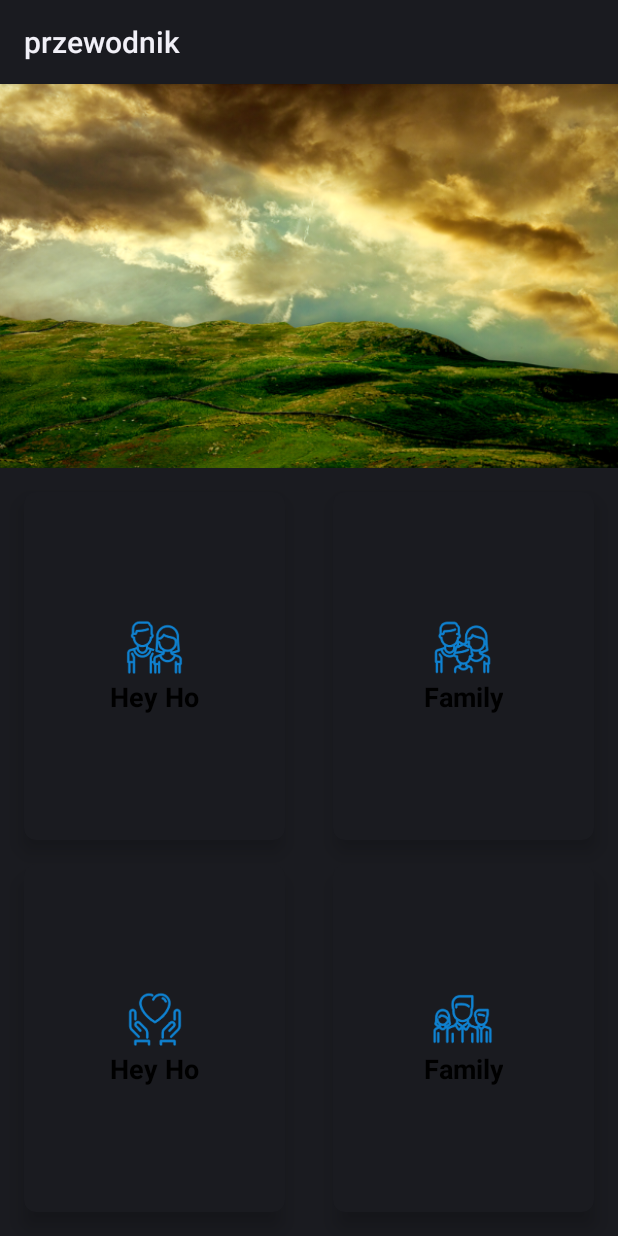
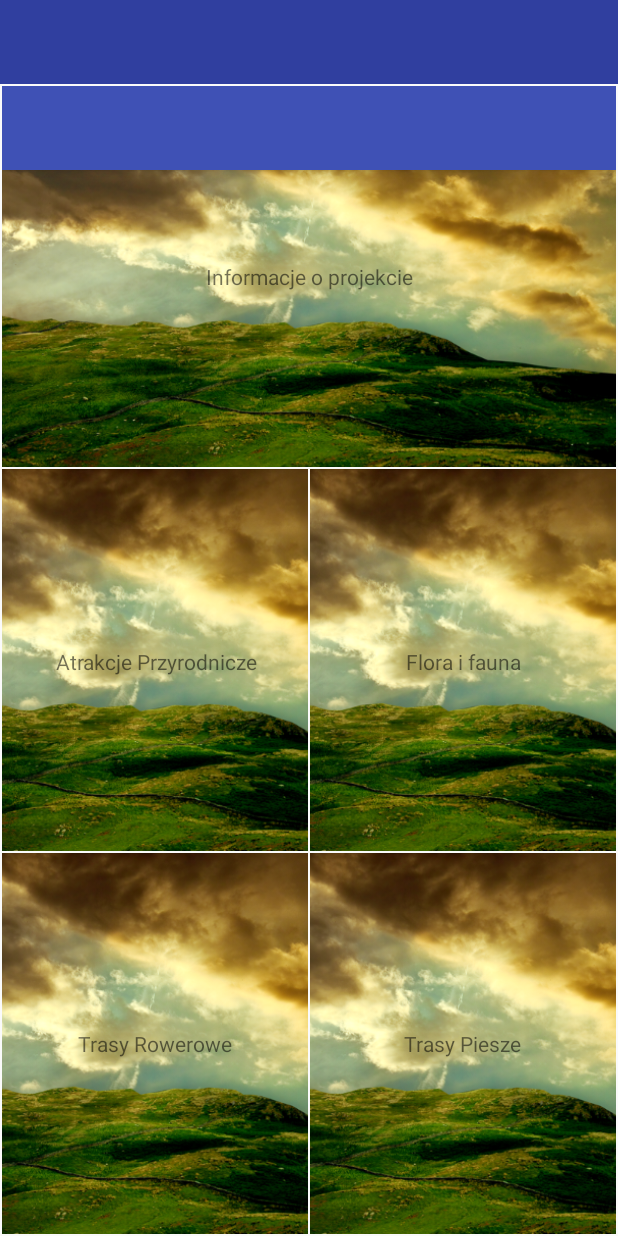
Before and after one commit to tr0lczyk/przewodnik, an Android app: the layout activity_main.xml on its own in the app's theme, with its tools: preview values and no code run, on a phone screen of 412 x 824 dp. Run offline under Robolectric (Android 15) with nearby library versions, the phone set to English and light mode, and no system bars.

Commit message:
additional toolbar

```diff
--- a/app/src/main/AndroidManifest.xml
+++ b/app/src/main/AndroidManifest.xml
@@ -8,8 +8,9 @@
         android:label="@string/app_name"
         android:roundIcon="@mipmap/ic_launcher_round"
         android:supportsRtl="true"
-        android:theme="@style/AppTheme.NoActionBar">
-        <activity android:name=".MainActivity">
+        android:theme="@style/AppTheme">
+        <activity android:name=".MainActivity"
+            android:theme="@style/AppTheme.NoActionBar">
             <intent-filter>
                 <action android:name="android.intent.action.MAIN" />
 
--- a/app/src/main/java/com/example/android/przewodnik/MainActivity.java
+++ b/app/src/main/java/com/example/android/przewodnik/MainActivity.java
@@ -8,6 +8,6 @@ public class MainActivity extends AppCompatActivity {
     @Override
     protected void onCreate(Bundle savedInstanceState) {
         super.onCreate(savedInstanceState);
-        setContentView(R.layout.ustka_main);
+        setContentView(R.layout.activity_main);
     }
 }
--- a/app/src/main/res/layout/activity_main.xml
+++ b/app/src/main/res/layout/activity_main.xml
@@ -1,202 +1,166 @@
 <?xml version="1.0" encoding="utf-8"?>
-<android.support.constraint.ConstraintLayout xmlns:android="http://schemas.android.com/apk/res/android"
+<android.support.v4.widget.DrawerLayout xmlns:android="http://schemas.android.com/apk/res/android"
     xmlns:app="http://schemas.android.com/apk/res-auto"
     xmlns:tools="http://schemas.android.com/tools"
     android:layout_width="match_parent"
     android:layout_height="match_parent"
-    tools:context=".MainActivity">
+    android:id="@+id/drawer_layout"
+    android:fitsSystemWindows="true"
+    tools:openDrawer="left">
+
+    <android.support.constraint.ConstraintLayout
+        android:layout_width="match_parent"
+        android:layout_height="match_parent"
+        android:padding="1dp">
+
+        <android.support.v7.widget.Toolbar
+            android:id="@+id/toolbar"
+            style="@style/ThemeOverlay.AppCompat.Dark.ActionBar"
+            app:popupTheme="@style/ThemeOverlay.AppCompat.Light"
+            android:elevation="4dp"
+            android:layout_width="match_parent"
+            android:layout_height="?android:attr/actionBarSize"
+            android:background="@color/colorPrimary"/>
+
+        <FrameLayout
+            android:id="@+id/fragment_container"
+            android:layout_width="match_parent"
+            android:layout_height="match_parent"
+            app:layout_constraintBottom_toBottomOf="parent"
+            app:layout_constraintEnd_toEndOf="parent"
+            app:layout_constraintStart_toStartOf="parent"
+            app:layout_constraintTop_toTopOf="parent" />
 
         <ImageView
-        android:id="@+id/imageView"
+            android:id="@+id/imageViewProjectInfo"
             android:layout_width="0dp"
             android:layout_height="0dp"
-        android:adjustViewBounds="false"
             android:contentDescription="@string/todo"
             android:cropToPadding="true"
             android:scaleType="centerCrop"
             android:src="@drawable/park"
-        app:layout_constraintBottom_toTopOf="@+id/gridLayout"
+            app:layout_constraintBottom_toTopOf="@+id/imageViewEnvironmentAttraction"
             app:layout_constraintEnd_toEndOf="parent"
-        app:layout_constraintHorizontal_bias="1.0"
+            app:layout_constraintHorizontal_bias="0.5"
             app:layout_constraintStart_toStartOf="parent"
             app:layout_constraintTop_toTopOf="parent"
-        app:layout_constraintVertical_bias="0.0"
-        app:layout_constraintVertical_weight="1"/>
+            app:layout_constraintVertical_weight="1"
+            android:layout_marginBottom="1dp"/>
 
-    <android.support.v7.widget.GridLayout
-        android:id="@+id/gridLayout"
+        <ImageView
+            android:id="@+id/imageViewEnvironmentAttraction"
             android:layout_width="0dp"
             android:layout_height="0dp"
-        app:columnCount="2"
-        app:rowCount="2"
-        app:alignmentMode="alignMargins"
-        app:columnOrderPreserved="false"
+            android:layout_marginBottom="1dp"
+            android:layout_marginRight="0.5dp"
+            android:scaleType="centerCrop"
+            app:layout_constraintBottom_toTopOf="@+id/imageViewBikeTrail"
+            app:layout_constraintEnd_toStartOf="@+id/imageViewAnimalPlant"
+            app:layout_constraintHorizontal_bias="0.5"
+            app:layout_constraintStart_toStartOf="parent"
+            app:layout_constraintTop_toBottomOf="@+id/imageViewProjectInfo"
+            app:layout_constraintVertical_weight="1"
+            app:srcCompat="@drawable/park" />
+
+        <ImageView
+            android:id="@+id/imageViewAnimalPlant"
+            android:layout_width="0dp"
+            android:layout_height="0dp"
+            android:scaleType="centerCrop"
+            android:layout_marginLeft="0.5dp"
+            app:layout_constraintBottom_toBottomOf="@+id/imageViewEnvironmentAttraction"
+            app:layout_constraintEnd_toEndOf="parent"
+            app:layout_constraintHorizontal_bias="0.5"
+            app:layout_constraintStart_toEndOf="@+id/imageViewEnvironmentAttraction"
+            app:layout_constraintTop_toTopOf="@+id/imageViewEnvironmentAttraction"
+            app:srcCompat="@drawable/park" />
+
+        <ImageView
+            android:id="@+id/imageViewBikeTrail"
+            android:layout_width="0dp"
+            android:layout_height="0dp"
+            android:layout_marginEnd="1dp"
+            android:scaleType="centerCrop"
             app:layout_constraintBottom_toBottomOf="parent"
+            app:layout_constraintEnd_toStartOf="@+id/imageViewFootTrail"
+            app:layout_constraintHorizontal_bias="0.5"
+            app:layout_constraintStart_toStartOf="parent"
+            app:layout_constraintTop_toBottomOf="@+id/imageViewEnvironmentAttraction"
+            app:layout_constraintVertical_weight="1"
+            app:srcCompat="@drawable/park" />
+
+        <ImageView
+            android:id="@+id/imageViewFootTrail"
+            android:layout_width="0dp"
+            android:layout_height="0dp"
+            android:scaleType="centerCrop"
+            app:layout_constraintBottom_toBottomOf="@+id/imageViewBikeTrail"
+            app:layout_constraintEnd_toEndOf="parent"
+            app:layout_constraintHorizontal_bias="0.5"
+            app:layout_constraintStart_toEndOf="@+id/imageViewBikeTrail"
+            app:layout_constraintTop_toTopOf="@+id/imageViewBikeTrail"
+            app:layout_constraintVertical_bias="1.0"
+            app:srcCompat="@drawable/park" />
+
+        <TextView
+            android:id="@+id/textViewProjectInfo"
+            android:layout_width="wrap_content"
+            android:layout_height="wrap_content"
+            android:text="Informacje o projekcie"
+            app:layout_constraintBottom_toBottomOf="@+id/imageViewProjectInfo"
             app:layout_constraintEnd_toEndOf="parent"
             app:layout_constraintStart_toStartOf="parent"
-        app:layout_constraintTop_toBottomOf="@+id/imageView"
-        app:layout_constraintVertical_weight="2">
+            app:layout_constraintTop_toTopOf="@+id/imageViewProjectInfo" />
 
-        <!--COlumn 1-->
-
-        <android.support.v7.widget.CardView
-            android:layout_width="0dp"
-            android:layout_height="0dp"
-            app:layout_rowWeight="1"
-            app:layout_columnWeight="1"
-            android:layout_marginTop="16dp"
-            android:layout_marginBottom="16dp"
-            android:layout_marginLeft="16dp"
-            android:layout_marginRight="16dp"
-            app:cardCornerRadius="8dp"
-            app:cardElevation="8dp">
-
-            <LinearLayout
+        <TextView
+            android:id="@+id/textViewEnvironmentAttraction"
             android:layout_width="wrap_content"
             android:layout_height="wrap_content"
-                android:layout_gravity="center_horizontal|center_vertical"
-                android:layout_margin="16dp"
-                android:orientation="vertical">
+            android:text="Atrakcje Przyrodnicze"
+            app:layout_constraintBottom_toTopOf="@+id/imageViewFootTrail"
+            app:layout_constraintEnd_toStartOf="@+id/imageViewAnimalPlant"
+            app:layout_constraintStart_toStartOf="@+id/imageViewEnvironmentAttraction"
+            app:layout_constraintTop_toTopOf="@+id/imageViewEnvironmentAttraction" />
 
-                <ImageView
+        <TextView
+            android:id="@+id/textViewAnimalPlant"
             android:layout_width="wrap_content"
             android:layout_height="wrap_content"
-                    android:layout_gravity="center_horizontal"
-                    android:src="@drawable/me_time"/>
+            android:text="Flora i fauna"
+            app:layout_constraintBottom_toTopOf="@+id/imageViewBikeTrail"
+            app:layout_constraintEnd_toEndOf="@+id/imageViewAnimalPlant"
+            app:layout_constraintStart_toStartOf="@+id/imageViewAnimalPlant"
+            app:layout_constraintTop_toTopOf="@+id/imageViewAnimalPlant" />
 
         <TextView
+            android:id="@+id/textViewBikeTrail"
             android:layout_width="wrap_content"
             android:layout_height="wrap_content"
-                    android:text="Hey Ho"
-                    android:textAlignment="center"
-                    android:textColor="@android:color/black"
-                    android:textSize="18sp"
-                    android:textStyle="bold" />
+            android:text="Trasy Rowerowe"
+            app:layout_constraintBottom_toBottomOf="@+id/imageViewBikeTrail"
+            app:layout_constraintEnd_toEndOf="@+id/imageViewBikeTrail"
+            app:layout_constraintStart_toStartOf="@+id/imageViewBikeTrail"
+            app:layout_constraintTop_toTopOf="@+id/imageViewBikeTrail" />
 
-            </LinearLayout>
-
-        </android.support.v7.widget.CardView>
-
-        <!--Column 2-->
-
-        <android.support.v7.widget.CardView
-            android:layout_width="0dp"
-            android:layout_height="0dp"
-            app:layout_rowWeight="1"
-            app:layout_columnWeight="1"
-            android:layout_marginTop="16dp"
-            android:layout_marginBottom="16dp"
-            android:layout_marginLeft="16dp"
-            android:layout_marginRight="16dp"
-            app:cardCornerRadius="8dp"
-            app:cardElevation="8dp">
-
-            <LinearLayout
+        <TextView
+            android:id="@+id/textViewFootTrail"
             android:layout_width="wrap_content"
             android:layout_height="wrap_content"
-                android:layout_gravity="center_horizontal|center_vertical"
-                android:layout_margin="16dp"
-                android:orientation="vertical">
+            android:text="Trasy Piesze"
+            app:layout_constraintBottom_toBottomOf="@+id/imageViewFootTrail"
+            app:layout_constraintEnd_toEndOf="@+id/imageViewBikeTrail"
+            app:layout_constraintStart_toEndOf="@+id/imageViewFootTrail"
+            app:layout_constraintTop_toTopOf="@+id/imageViewFootTrail" />
 
-                <ImageView
+    </android.support.constraint.ConstraintLayout>
+
+    <android.support.design.widget.NavigationView
         android:layout_width="wrap_content"
-                    android:layout_height="wrap_content"
-                    android:layout_gravity="center_horizontal"
-                    android:src="@drawable/family_time"/>
-
-                <TextView
-                    android:layout_width="wrap_content"
-                    android:layout_height="wrap_content"
-                    android:textAlignment="center"
-                    android:textColor="@android:color/black"
-                    android:textSize="18sp"
-                    android:textStyle="bold"
-                    android:text="Family"/>
-
-            </LinearLayout>
-
-        </android.support.v7.widget.CardView>
-
-        <!--COlumn 1-->
-
-        <android.support.v7.widget.CardView
-            android:layout_width="0dp"
-            android:layout_height="0dp"
-            app:layout_rowWeight="1"
-            app:layout_columnWeight="1"
-            android:layout_marginBottom="16dp"
-            android:layout_marginLeft="16dp"
-            android:layout_marginRight="16dp"
-            app:cardCornerRadius="8dp"
-            app:cardElevation="8dp">
-
-            <LinearLayout
-                android:layout_width="wrap_content"
-                android:layout_height="wrap_content"
-                android:layout_gravity="center_horizontal|center_vertical"
-                android:layout_margin="16dp"
-                android:orientation="vertical">
-
-                <ImageView
-                    android:layout_width="wrap_content"
-                    android:layout_height="wrap_content"
-                    android:layout_gravity="center_horizontal"
-                    android:src="@drawable/lovely_time"/>
-
-                <TextView
-                    android:layout_width="wrap_content"
-                    android:layout_height="wrap_content"
-                    android:text="Hey Ho"
-                    android:textAlignment="center"
-                    android:textColor="@android:color/black"
-                    android:textSize="18sp"
-                    android:textStyle="bold" />
-
-            </LinearLayout>
-
-        </android.support.v7.widget.CardView>
-
-        <!--Column 2-->
-
-        <android.support.v7.widget.CardView
-            android:layout_width="0dp"
-            android:layout_height="0dp"
-            app:layout_rowWeight="1"
-            app:layout_columnWeight="1"
-            android:layout_marginBottom="16dp"
-            android:layout_marginLeft="16dp"
-            android:layout_marginRight="16dp"
-            app:cardCornerRadius="8dp"
-            app:cardElevation="8dp">
-
-            <LinearLayout
-                android:layout_width="wrap_content"
-                android:layout_height="wrap_content"
-                android:layout_gravity="center_horizontal|center_vertical"
-                android:layout_margin="16dp"
-                android:orientation="vertical">
-
-                <ImageView
-                    android:layout_width="wrap_content"
-                    android:layout_height="wrap_content"
-                    android:layout_gravity="center_horizontal"
-                    android:src="@drawable/team_time"/>
-
-                <TextView
-                    android:layout_width="wrap_content"
-                    android:layout_height="wrap_content"
-                    android:textAlignment="center"
-                    android:textColor="@android:color/black"
-                    android:textSize="18sp"
-                    android:textStyle="bold"
-                    android:text="Family"/>
-
-            </LinearLayout>
-
-        </android.support.v7.widget.CardView>
+        android:layout_height="match_parent"
+        android:layout_gravity="start"
+        android:id="@+id/nav_view"
+        app:headerLayout="@layout/menu_header"
+        app:menu="@menu/drawer_menu"/>
 
 
-
-    </android.support.v7.widget.GridLayout>
-
-</android.support.constraint.ConstraintLayout>
+</android.support.v4.widget.DrawerLayout>
--- /dev/null
+++ b/app/src/main/res/layout/menu_header.xml
@@ -0,0 +1,18 @@
+<?xml version="1.0" encoding="utf-8"?>
+<android.support.constraint.ConstraintLayout xmlns:android="http://schemas.android.com/apk/res/android"
+    android:layout_width="match_parent"
+    android:layout_height="176dp"
+    xmlns:app="http://schemas.android.com/apk/res-auto"
+    android:background="@drawable/park"
+    android:padding="16dp"
+    android:theme="@style/ThemeOverlay.AppCompat.Dark">
+
+    <TextView
+        android:id="@+id/textView"
+        android:layout_width="wrap_content"
+        android:layout_height="wrap_content"
+        android:text="@string/ustka"
+        android:textAppearance="@style/TextAppearance.AppCompat.Display1"
+        app:layout_constraintBottom_toBottomOf="parent"
+        app:layout_constraintStart_toStartOf="parent" />
+</android.support.constraint.ConstraintLayout>
--- a/app/src/main/res/values/strings.xml
+++ b/app/src/main/res/values/strings.xml
@@ -1,4 +1,5 @@
 <resources>
     <string name="app_name">przewodnik</string>
     <string name="todo">TODO</string>
+    <string name="ustka">Ustka</string>
 </resources>
--- a/app/src/main/res/values/styles.xml
+++ b/app/src/main/res/values/styles.xml
@@ -8,7 +8,7 @@
         <item name="colorAccent">@color/colorAccent</item>
     </style>
 
-    <style name="AppTheme.NoActionBar" parent="">
+    <style name="AppTheme.NoActionBar">
         <item name="windowActionBar">false</item>
         <item name="windowNoTitle">true</item>
     </style>
```
Lines whose indentation alone changed are shown as unchanged.
